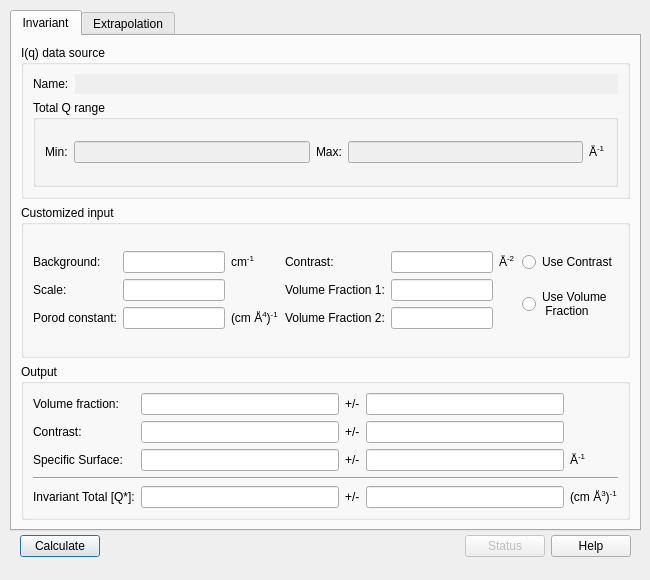
Above: src/sas/qtgui/Perspectives/Invariant/UI/TabbedInvariantUI.ui from SasView/sasview before the change. Below: the same form after it.
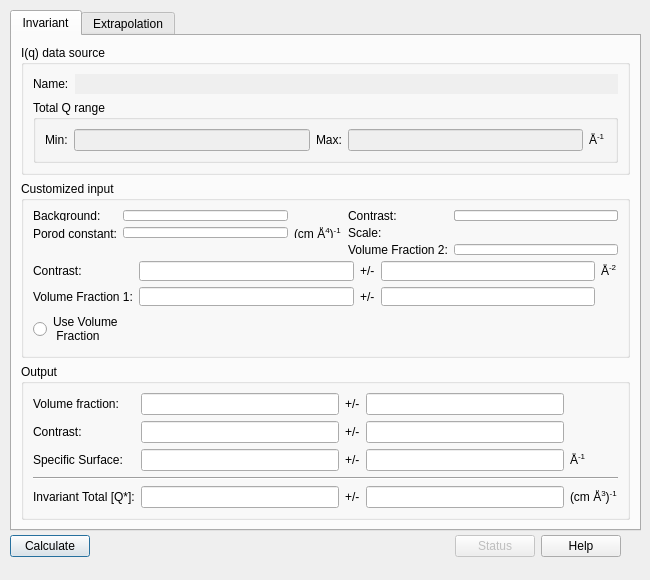
That is the form after the change. The open tabs and pages were chosen to show the change.

Commit message: Adds uncertainties for contrast and vol frac input

```diff
--- a/src/sas/qtgui/Perspectives/Invariant/UI/TabbedInvariantUI.ui
+++ b/src/sas/qtgui/Perspectives/Invariant/UI/TabbedInvariantUI.ui
@@ -162,10 +162,17 @@
           <item row="0" column="1">
            <widget class="QLineEdit" name="txtBackgd"/>
           </item>
-          <item row="0" column="2">
-           <widget class="QLabel" name="lblBackgroundUnits">
+          <item row="1" column="2">
+           <widget class="QLabel" name="lblPorodCstUnits">
             <property name="text">
-             <string>&lt;html&gt;&lt;head/&gt;&lt;body&gt;&lt;p&gt;cm&lt;span style=&quot; vertical-align:super;&quot;&gt;-1&lt;/span&gt;&lt;/p&gt;&lt;/body&gt;&lt;/html&gt;</string>
+             <string>&lt;html&gt;&lt;head/&gt;&lt;body&gt;&lt;p&gt;(cm Å&lt;span style=&quot; vertical-align:super;&quot;&gt;4&lt;/span&gt;)&lt;span style=&quot; vertical-align:super;&quot;&gt;-1&lt;/span&gt;&lt;/p&gt;&lt;/body&gt;&lt;/html&gt;</string>
+            </property>
+           </widget>
+          </item>
+          <item row="1" column="1">
+           <widget class="QLineEdit" name="txtPorodCst">
+            <property name="toolTip">
+             <string>Porod constant (optional)</string>
             </property>
            </widget>
           </item>
@@ -185,21 +192,11 @@
           <item row="1" column="3">
            <widget class="QLabel" name="lblVF1">
             <property name="text">
-             <string>Volume Fraction 1:</string>
+             <string>Scale:</string>
             </property>
            </widget>
           </item>
-          <item row="1" column="4">
-           <widget class="QLineEdit" name="txtVolFrac1"/>
-          </item>
-          <item row="0" column="5">
-           <widget class="QLabel" name="lblContrastUnits">
-            <property name="text">
-             <string>&lt;html&gt;&lt;head/&gt;&lt;body&gt;&lt;p&gt;Å&lt;span style=&quot; vertical-align:super;&quot;&gt;-2&lt;/span&gt;&lt;/p&gt;&lt;/body&gt;&lt;/html&gt;</string>
-            </property>
-           </widget>
-          </item>
-          <item row="1" column="1">
+          <item row="0" column="4">
            <widget class="QLineEdit" name="txtScale"/>
           </item>
           <item row="2" column="3">
@@ -210,41 +207,68 @@
            </widget>
           </item>
           <item row="1" column="0">
-           <widget class="QLabel" name="lblScale">
-            <property name="text">
-             <string>Scale:</string>
-            </property>
-           </widget>
-          </item>
-          <item row="2" column="0">
-           <widget class="QLabel" name="lblPorodCst">
+           <widget class="QLabel" name="label_10">
             <property name="text">
              <string>&lt;html&gt;&lt;head/&gt;&lt;body&gt;&lt;p&gt;Porod constant:&lt;/p&gt;&lt;/body&gt;&lt;/html&gt;</string>
             </property>
            </widget>
           </item>
-          <item row="2" column="2">
-           <widget class="QLabel" name="lblPorodCstUnits">
+         </layout>
+        </item>
+        <item>
+         <layout class="QGridLayout" name="gridLayout_10">
+          <item row="0" column="1">
+           <widget class="QLineEdit" name="txtContrast"/>
+          </item>
+          <item row="0" column="2">
+           <widget class="QLabel" name="label">
             <property name="text">
-             <string>&lt;html&gt;&lt;head/&gt;&lt;body&gt;&lt;p&gt;(cm Å&lt;span style=&quot; vertical-align:super;&quot;&gt;4&lt;/span&gt;)&lt;span style=&quot; vertical-align:super;&quot;&gt;-1&lt;/span&gt;&lt;/p&gt;&lt;/body&gt;&lt;/html&gt;</string>
+             <string>+/-</string>
             </property>
            </widget>
           </item>
-          <item row="2" column="1">
-           <widget class="QLineEdit" name="txtPorodCst">
-            <property name="toolTip">
-             <string>Porod constant (optional)</string>
+          <item row="0" column="0">
+           <widget class="QLabel" name="label_6">
+            <property name="text">
+             <string>Contrast:</string>
             </property>
            </widget>
           </item>
-          <item row="0" column="6">
-           <widget class="QRadioButton" name="rbContrast">
+          <item row="0" column="4">
+           <widget class="QLabel" name="lblContrastUnits">
             <property name="text">
-             <string>Use Contrast</string>
+             <string>&lt;html&gt;&lt;head/&gt;&lt;body&gt;&lt;p&gt;Å&lt;span style=&quot; vertical-align:super;&quot;&gt;-2&lt;/span&gt;&lt;/p&gt;&lt;/body&gt;&lt;/html&gt;</string>
             </property>
            </widget>
           </item>
-          <item row="1" column="6" rowspan="2">
+          <item row="1" column="0">
+           <widget class="QLabel" name="label_33">
+            <property name="text">
+             <string>Volume Fraction 1:</string>
+            </property>
+           </widget>
+          </item>
+          <item row="1" column="2">
+           <widget class="QLabel" name="label_2">
+            <property name="text">
+             <string>+/-</string>
+            </property>
+           </widget>
+          </item>
+          <item row="0" column="3">
+           <widget class="QLineEdit" name="txtContrastErr"/>
+          </item>
+          <item row="1" column="3">
+           <widget class="QLineEdit" name="txtVolFrac1Err"/>
+          </item>
+          <item row="1" column="1">
+           <widget class="QLineEdit" name="txtVolFrac1"/>
+          </item>
+         </layout>
+        </item>
+        <item>
+         <layout class="QHBoxLayout" name="horizontalLayout_9">
+          <item>
            <widget class="QRadioButton" name="rbVolFrac">
             <property name="sizePolicy">
              <sizepolicy hsizetype="Minimum" vsizetype="Minimum">
@@ -863,7 +887,7 @@
   <widget class="QWidget" name="layoutWidget">
    <property name="geometry">
     <rect>
-     <x>20</x>
+     <x>10</x>
      <y>531</y>
      <width>611</width>
      <height>31</height>
```
The commit also changes 3 other files.
